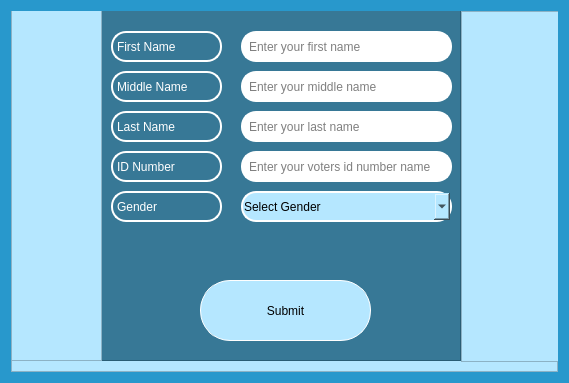
Before: the Qt Designer form ui/register.ui in KotoJallow/Voting-System, drawn with Qt 5.
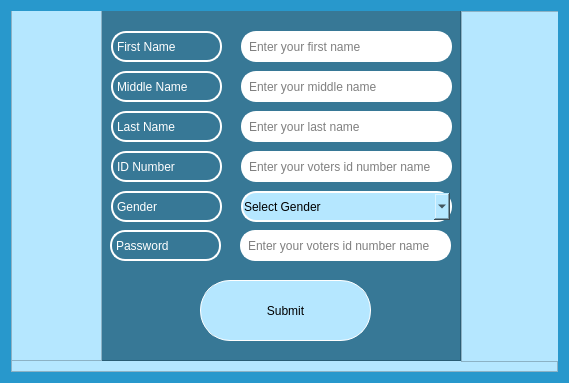
After: the same form once the commit is applied.

Commit message: add password input in register ui

```diff
--- a/ui/register.ui
+++ b/ui/register.ui
@@ -380,6 +380,57 @@
         <string>Submit</string>
        </property>
       </widget>
+      <widget class="QLineEdit" name="lineEditPassword">
+       <property name="geometry">
+        <rect>
+         <x>140</x>
+         <y>220</y>
+         <width>211</width>
+         <height>31</height>
+        </rect>
+       </property>
+       <property name="styleSheet">
+        <string notr="true">border-style: outset;
+border-width: 2px;
+border-radius: 15px;
+border-color: #fff;
+background-color:white;
+padding: 4px;
+</string>
+       </property>
+       <property name="text">
+        <string/>
+       </property>
+       <property name="echoMode">
+        <enum>QLineEdit::Password</enum>
+       </property>
+       <property name="placeholderText">
+        <string>Enter your voters id number name</string>
+       </property>
+      </widget>
+      <widget class="QLabel" name="lblPassword">
+       <property name="geometry">
+        <rect>
+         <x>10</x>
+         <y>220</y>
+         <width>111</width>
+         <height>31</height>
+        </rect>
+       </property>
+       <property name="styleSheet">
+        <string notr="true">border-style: outset;
+font: 25 12pt &quot;Malgun Gothic Semilight&quot;;
+border-width: 2px;
+border-radius: 15px;
+border-color: #fff;
+color:#fff;
+padding: 1px;
+background-color:#377896;</string>
+       </property>
+       <property name="text">
+        <string>Password</string>
+       </property>
+      </widget>
      </widget>
      <zorder>mainContentFrame</zorder>
      <zorder>lblMiddleName</zorder>
```
